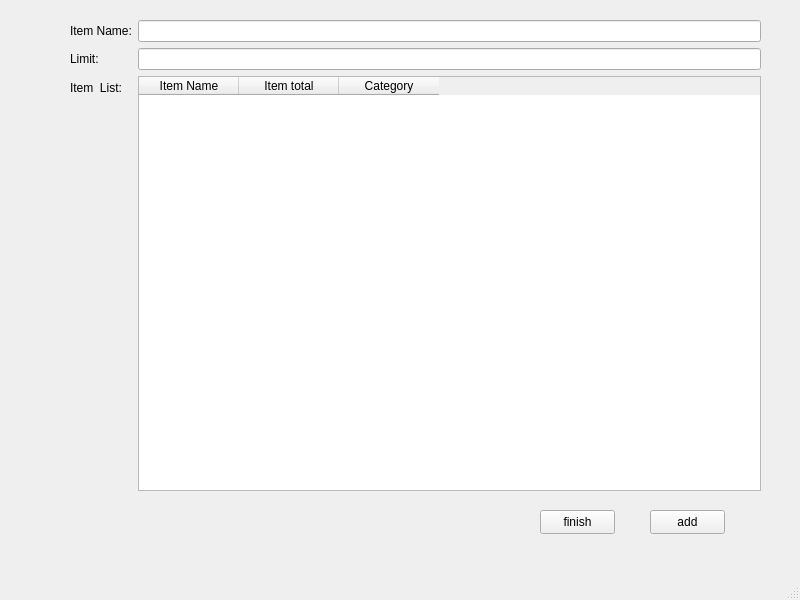
This is mainwindow.ui in WangBo-YL/budgetQt as Qt 5 draws it before an edit. The edited form follows.
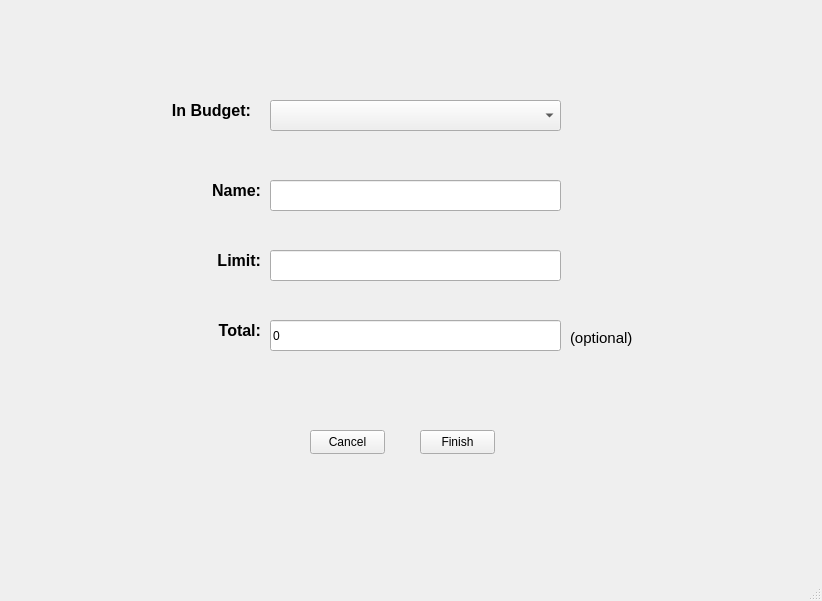
This is the edited form. The open tabs and pages were chosen to show the change. Icons and pictures are not drawn.

```diff
--- a/mainwindow.ui
+++ b/mainwindow.ui
@@ -6,8 +6,8 @@
    <rect>
     <x>0</x>
     <y>0</y>
-    <width>800</width>
-    <height>600</height>
+    <width>822</width>
+    <height>601</height>
    </rect>
   </property>
   <property name="windowTitle">
@@ -151,89 +151,183 @@
       </property>
      </widget>
     </widget>
-    <widget class="QWidget" name="page3">
-     <widget class="QWidget" name="formLayoutWidget">
+    <widget class="QWidget" name="ItemAddedPage">
+     <widget class="QPushButton" name="cancelAddItemButton">
       <property name="geometry">
        <rect>
-        <x>60</x>
-        <y>10</y>
-        <width>691</width>
-        <height>471</height>
-       </rect>
-      </property>
-      <layout class="QFormLayout" name="addItemLayOut">
-       <item row="0" column="0">
-        <widget class="QLabel" name="ItemNameLabel">
-         <property name="text">
-          <string>Item Name:</string>
-         </property>
-        </widget>
-       </item>
-       <item row="0" column="1">
-        <widget class="QLineEdit" name="itemNameInput"/>
-       </item>
-       <item row="1" column="0">
-        <widget class="QLabel" name="LimitLabel">
-         <property name="text">
-          <string>Limit:</string>
-         </property>
-        </widget>
-       </item>
-       <item row="1" column="1">
-        <widget class="QLineEdit" name="itemLimitInput"/>
-       </item>
-       <item row="2" column="0">
-        <widget class="QLabel" name="ItemListLabel">
-         <property name="text">
-          <string>Item  List:</string>
-         </property>
-        </widget>
-       </item>
-       <item row="2" column="1">
-        <widget class="QTableWidget" name="itemTableWidget">
-         <column>
-          <property name="text">
-           <string>Item Name</string>
-          </property>
-         </column>
-         <column>
-          <property name="text">
-           <string>Item total</string>
-          </property>
-         </column>
-         <column>
-          <property name="text">
-           <string>Category</string>
-          </property>
-         </column>
-        </widget>
-       </item>
-      </layout>
-     </widget>
-     <widget class="QPushButton" name="finishAddItemButton">
-      <property name="geometry">
-       <rect>
-        <x>530</x>
-        <y>500</y>
+        <x>300</x>
+        <y>420</y>
         <width>75</width>
         <height>24</height>
        </rect>
       </property>
       <property name="text">
-       <string>finish</string>
+       <string>Cancel</string>
       </property>
      </widget>
      <widget class="QPushButton" name="addItemButton">
       <property name="geometry">
        <rect>
-        <x>640</x>
-        <y>500</y>
+        <x>410</x>
+        <y>420</y>
         <width>75</width>
         <height>24</height>
        </rect>
       </property>
       <property name="text">
-       <string>add</string>
+       <string>Finish</string>
+      </property>
+     </widget>
+     <widget class="QComboBox" name="budgetComboBox">
+      <property name="geometry">
+       <rect>
+        <x>260</x>
+        <y>90</y>
+        <width>291</width>
+        <height>31</height>
+       </rect>
+      </property>
+     </widget>
+     <widget class="QLabel" name="budgetBoxLabel">
+      <property name="geometry">
+       <rect>
+        <x>140</x>
+        <y>90</y>
+        <width>101</width>
+        <height>21</height>
+       </rect>
+      </property>
+      <property name="font">
+       <font>
+        <pointsize>12</pointsize>
+        <bold>true</bold>
+       </font>
+      </property>
+      <property name="text">
+       <string>In Budget:</string>
+      </property>
+      <property name="alignment">
+       <set>Qt::AlignRight|Qt::AlignTrailing|Qt::AlignVCenter</set>
+      </property>
+     </widget>
+     <widget class="QLineEdit" name="newItemNameInput">
+      <property name="geometry">
+       <rect>
+        <x>260</x>
+        <y>170</y>
+        <width>291</width>
+        <height>31</height>
+       </rect>
+      </property>
+     </widget>
+     <widget class="QLabel" name="addItemNameLabel">
+      <property name="geometry">
+       <rect>
+        <x>150</x>
+        <y>170</y>
+        <width>101</width>
+        <height>21</height>
+       </rect>
+      </property>
+      <property name="font">
+       <font>
+        <pointsize>12</pointsize>
+        <bold>true</bold>
+       </font>
+      </property>
+      <property name="text">
+       <string>Name:</string>
+      </property>
+      <property name="alignment">
+       <set>Qt::AlignRight|Qt::AlignTrailing|Qt::AlignVCenter</set>
+      </property>
+     </widget>
+     <widget class="QLabel" name="addItemCapLabel">
+      <property name="geometry">
+       <rect>
+        <x>150</x>
+        <y>240</y>
+        <width>101</width>
+        <height>21</height>
+       </rect>
+      </property>
+      <property name="font">
+       <font>
+        <pointsize>12</pointsize>
+        <bold>true</bold>
+       </font>
+      </property>
+      <property name="text">
+       <string>Limit:</string>
+      </property>
+      <property name="alignment">
+       <set>Qt::AlignRight|Qt::AlignTrailing|Qt::AlignVCenter</set>
+      </property>
+     </widget>
+     <widget class="QLineEdit" name="newItemLimitInput">
+      <property name="geometry">
+       <rect>
+        <x>260</x>
+        <y>240</y>
+        <width>291</width>
+        <height>31</height>
+       </rect>
+      </property>
+      <property name="text">
+       <string/>
+      </property>
+     </widget>
+     <widget class="QLabel" name="addItemTotalLabel">
+      <property name="geometry">
+       <rect>
+        <x>150</x>
+        <y>310</y>
+        <width>101</width>
+        <height>21</height>
+       </rect>
+      </property>
+      <property name="font">
+       <font>
+        <pointsize>12</pointsize>
+        <bold>true</bold>
+       </font>
+      </property>
+      <property name="text">
+       <string>Total:</string>
+      </property>
+      <property name="alignment">
+       <set>Qt::AlignRight|Qt::AlignTrailing|Qt::AlignVCenter</set>
+      </property>
+     </widget>
+     <widget class="QLineEdit" name="newItemTotalInput">
+      <property name="geometry">
+       <rect>
+        <x>260</x>
+        <y>310</y>
+        <width>291</width>
+        <height>31</height>
+       </rect>
+      </property>
+      <property name="text">
+       <string>0</string>
+      </property>
+     </widget>
+     <widget class="QLabel" name="totalOptionalLabel">
+      <property name="geometry">
+       <rect>
+        <x>560</x>
+        <y>320</y>
+        <width>71</width>
+        <height>16</height>
+       </rect>
+      </property>
+      <property name="font">
+       <font>
+        <pointsize>11</pointsize>
+       </font>
+      </property>
+      <property name="text">
+       <string>(optional)</string>
       </property>
      </widget>
     </widget>
@@ -313,6 +407,41 @@
        <string>return</string>
       </property>
      </widget>
+     <widget class="QLabel" name="ItemListLabel">
+      <property name="geometry">
+       <rect>
+        <x>340</x>
+        <y>50</y>
+        <width>141</width>
+        <height>41</height>
+       </rect>
+      </property>
+      <property name="font">
+       <font>
+        <pointsize>12</pointsize>
+        <bold>true</bold>
+       </font>
+      </property>
+      <property name="text">
+       <string>Item List</string>
+      </property>
+      <property name="alignment">
+       <set>Qt::AlignCenter</set>
+      </property>
+     </widget>
+     <widget class="QPushButton" name="returnFromItemListButton">
+      <property name="geometry">
+       <rect>
+        <x>40</x>
+        <y>30</y>
+        <width>75</width>
+        <height>24</height>
+       </rect>
+      </property>
+      <property name="text">
+       <string>Return</string>
+      </property>
+     </widget>
     </widget>
     <widget class="QWidget" name="page5"/>
    </widget>
```
Left out of the diff: 1063 changed lines with no effect on the pictures.
